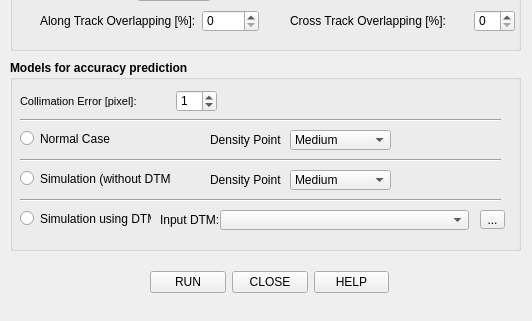
This is PluginFiles/DSP_dialog_base.ui in Marta1Rossi/DSP as Qt 5 draws it before an edit; both pictures show x 0 to 532 and y 270 to 591 of the 532 by 591 pixel window. The edited form follows.
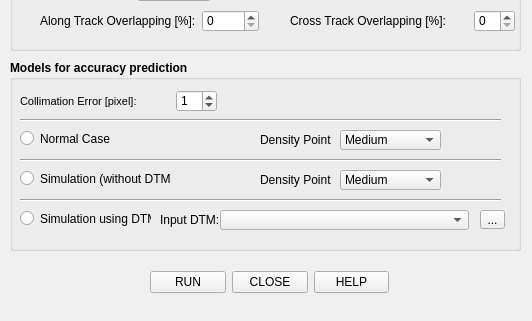
This is the edited form. Custom widgets are drawn as their Qt base class.

The edit to the form file:
```diff
--- a/PluginFiles/DSP_dialog_base.ui
+++ b/PluginFiles/DSP_dialog_base.ui
@@ -280,59 +280,6 @@
      <string>Normal Case</string>
     </property>
    </widget>
-   <widget class="QComboBox" name="cb_density_s">
-    <property name="enabled">
-     <bool>true</bool>
-    </property>
-    <property name="geometry">
-     <rect>
-      <x>280</x>
-      <y>110</y>
-      <width>101</width>
-      <height>20</height>
-     </rect>
-    </property>
-    <property name="font">
-     <font>
-      <weight>50</weight>
-      <bold>false</bold>
-     </font>
-    </property>
-    <item>
-     <property name="text">
-      <string>Medium</string>
-     </property>
-    </item>
-    <item>
-     <property name="text">
-      <string>Low</string>
-     </property>
-    </item>
-    <item>
-     <property name="text">
-      <string>High</string>
-     </property>
-    </item>
-   </widget>
-   <widget class="QLabel" name="label_9">
-    <property name="geometry">
-     <rect>
-      <x>200</x>
-      <y>110</y>
-      <width>71</width>
-      <height>20</height>
-     </rect>
-    </property>
-    <property name="font">
-     <font>
-      <weight>50</weight>
-      <bold>false</bold>
-     </font>
-    </property>
-    <property name="text">
-     <string>Density Point:</string>
-    </property>
-   </widget>
    <widget class="QRadioButton" name="Simulation">
     <property name="geometry">
      <rect>
@@ -516,7 +463,7 @@
    <widget class="QLabel" name="label_14">
     <property name="geometry">
      <rect>
-      <x>200</x>
+      <x>250</x>
       <y>70</y>
       <width>71</width>
       <height>20</height>
@@ -538,7 +485,7 @@
     </property>
     <property name="geometry">
      <rect>
-      <x>280</x>
+      <x>330</x>
       <y>70</y>
       <width>101</width>
       <height>20</height>
@@ -566,6 +513,59 @@
      </property>
     </item>
    </widget>
+   <widget class="QLabel" name="label_15">
+    <property name="geometry">
+     <rect>
+      <x>250</x>
+      <y>110</y>
+      <width>71</width>
+      <height>20</height>
+     </rect>
+    </property>
+    <property name="font">
+     <font>
+      <weight>50</weight>
+      <bold>false</bold>
+     </font>
+    </property>
+    <property name="text">
+     <string>Density Point:</string>
+    </property>
+   </widget>
+   <widget class="QComboBox" name="cb_density_s">
+    <property name="enabled">
+     <bool>true</bool>
+    </property>
+    <property name="geometry">
+     <rect>
+      <x>330</x>
+      <y>110</y>
+      <width>101</width>
+      <height>20</height>
+     </rect>
+    </property>
+    <property name="font">
+     <font>
+      <weight>50</weight>
+      <bold>false</bold>
+     </font>
+    </property>
+    <item>
+     <property name="text">
+      <string>Medium</string>
+     </property>
+    </item>
+    <item>
+     <property name="text">
+      <string>Low</string>
+     </property>
+    </item>
+    <item>
+     <property name="text">
+      <string>High</string>
+     </property>
+    </item>
+   </widget>
   </widget>
   <widget class="QWidget" name="layoutWidget">
    <property name="geometry">
```
